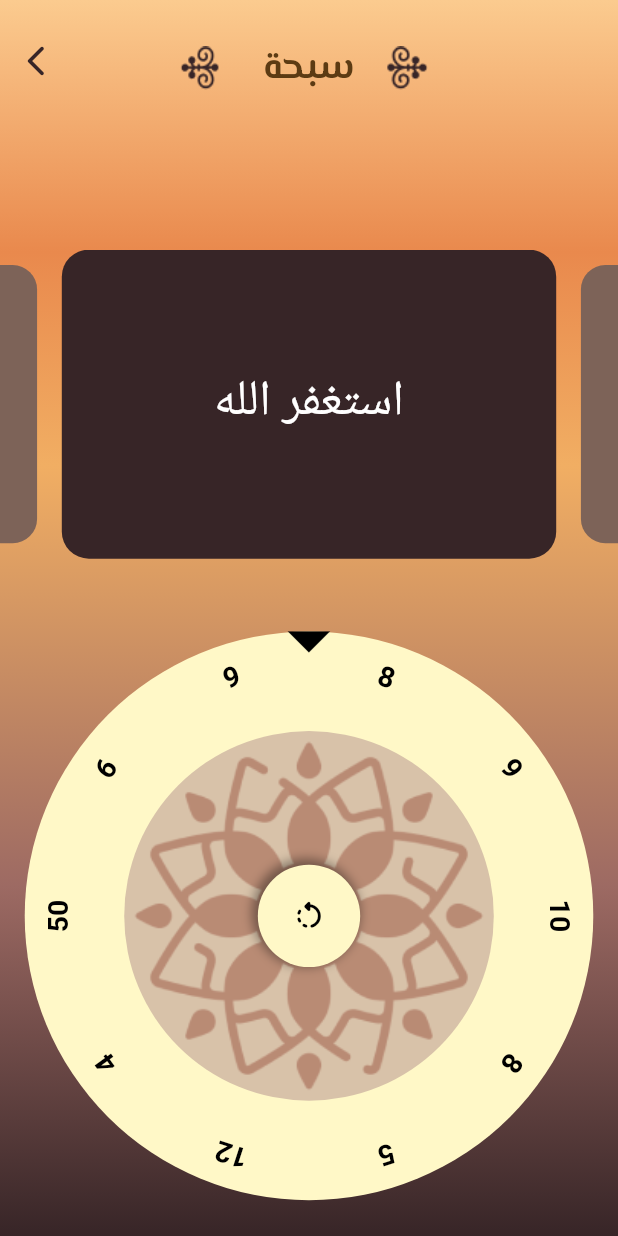
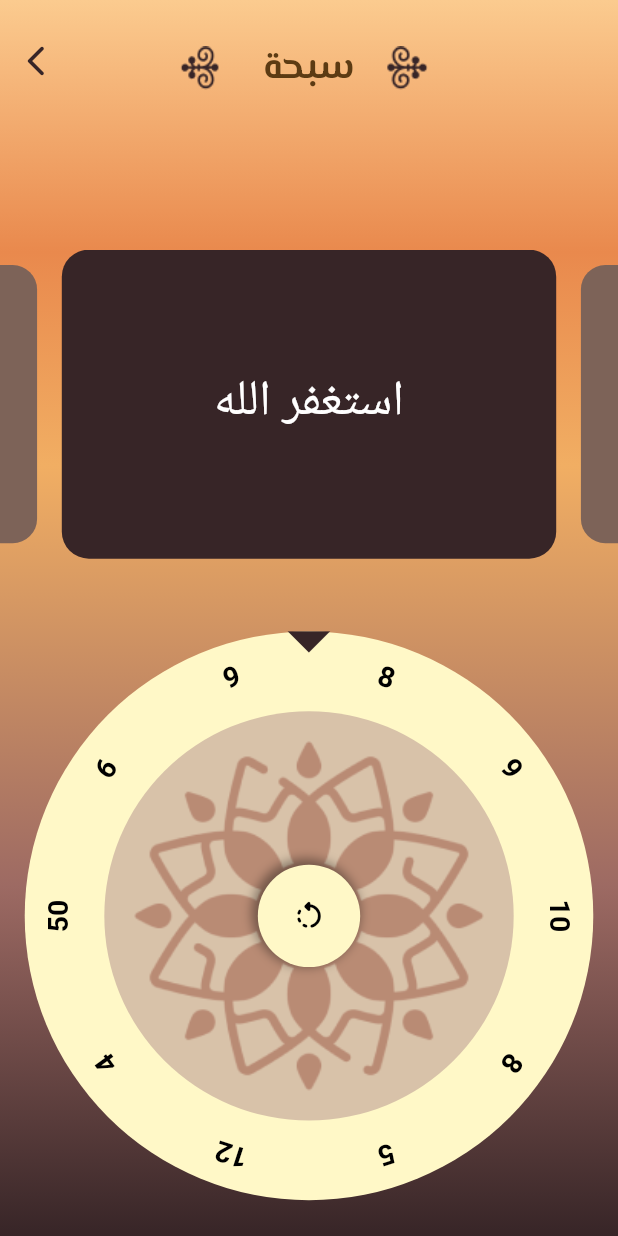
Before and after one commit to SanaAltarabishi/serag, a Flutter app: the IndividualPraisePage screen opened by its route, on a phone screen of 412 x 824 dp. Run offline on Flutter 3.47's test engine with Material 3 defaults, Android fonts, the phone set to English and light mode, and no system bars; drawn by our look-alikes of flutter_animate; our stand-ins replace go_router.

Commit message:
some fixes

```diff
--- a/lib/features/entryPages/presentation/pages/details_seal_page.dart
+++ b/lib/features/entryPages/presentation/pages/details_seal_page.dart
@@ -23,6 +23,7 @@ class DetailsSealPage extends StatelessWidget {
         ),
         child: SafeArea(
           child: Column(
+            mainAxisAlignment: MainAxisAlignment.center,
             children: [
               SizedBox(
                 height: context.screenHeight * 0.02,
--- a/lib/features/entryPages/presentation/pages/individual_praise_page.dart
+++ b/lib/features/entryPages/presentation/pages/individual_praise_page.dart
@@ -111,6 +111,7 @@ class _IndividualPraisePageState extends State<IndividualPraisePage> {
                 height: context.screenHeight * 0.03,
               ),
               StackWheel(
+                isDarkTheme: isDarkTheme,
                 indexList: indexList,
                 scrollPosition: scrollPosition,
                 remaining: remaining,
--- a/lib/features/entryPages/presentation/widgets/details_seal_widget/container_title.dart
+++ b/lib/features/entryPages/presentation/widgets/details_seal_widget/container_title.dart
@@ -18,7 +18,8 @@ class TitleContainer extends StatelessWidget {
 
   @override
   Widget build(BuildContext context) {
-    return Center(
+    return Padding(
+      padding: EdgeInsets.only(right: context.screenWidth * 0.04),
       child: Stack(
         clipBehavior: Clip.none,
         children: [
--- a/lib/features/entryPages/presentation/widgets/individual_praise_widgets/stack_wheel.dart
+++ b/lib/features/entryPages/presentation/widgets/individual_praise_widgets/stack_wheel.dart
@@ -15,6 +15,7 @@ class StackWheel extends StatelessWidget {
   final Function(DragStartDetails) onHorizontalDragStart;
   final ValueListenable<bool> valueListenable;
   final void Function() onTap;
+  final bool isDarkTheme;
   const StackWheel(
       {super.key,
       required this.indexList,
@@ -23,7 +24,8 @@ class StackWheel extends StatelessWidget {
       required this.valueListenable,
       required this.onVerticalDragStart,
       required this.onHorizontalDragStart,
-      required this.onTap});
+      required this.onTap,
+      required this.isDarkTheme});
 
   @override
   Widget build(BuildContext context) {
@@ -31,12 +33,14 @@ class StackWheel extends StatelessWidget {
       child: Center(
         child: InkWell(
           onTap: onTap,
-          child: LayoutBuilder(builder: (context, constraints) {
+          child: LayoutBuilder(
+            builder: (context, constraints) {
               const maxContainerSize = 400.0;
-            final containerSize = constraints.maxWidth * 0.92 > maxContainerSize
+              final containerSize =
+                  constraints.maxWidth * 0.92 > maxContainerSize
                       ? maxContainerSize
                       : constraints.maxWidth * 0.92;
-            final imageSize = containerSize * 0.65;
+              final imageSize = containerSize * 0.72;
               final iconSize = containerSize * 0.18;
               return Stack(
                 clipBehavior: Clip.none,
@@ -46,7 +50,8 @@ class StackWheel extends StatelessWidget {
                     onVerticalDragStart: onVerticalDragStart,
                     onHorizontalDragStart: onHorizontalDragStart,
                     child: Container(
-                    width: containerSize, //context.screenHeight * 0.45, //357,
+                      width:
+                          containerSize, //context.screenHeight * 0.45, //357,
                       height: containerSize, //context.screenHeight * 0.45,
                       padding: const EdgeInsets.all(5),
                       decoration: const BoxDecoration(
@@ -72,7 +77,8 @@ class StackWheel extends StatelessWidget {
                               .animate(
                                 target: started ? 1 : 0,
                                 onPlay: (controller) => controller.reverse(),
-                              onComplete: (controller) => debugPrint('complet'),
+                                onComplete: (controller) =>
+                                    debugPrint('complet'),
                               )
                               .shake(hz: 3);
                         },
@@ -139,15 +145,18 @@ class StackWheel extends StatelessWidget {
                   ),
                   Positioned(
                     top: -iconSize / 2.4, //-context.screenHeight * 0.02,
-                  child: Icon(
-                    Icons.arrow_drop_down,
+                    child: Icon(Icons.arrow_drop_down,
                         size: iconSize, //context.screenWidth * 0.08,
-                    color: AppColors.blackColor,
+                        color: isDarkTheme
+                            ? AppColors.darkDialog
+                            : AppColors
+                                .lightGradientEnd // AppColors.blackColor,
                         ),
                   ),
                 ],
               );
-          }),
+            },
+          ),
         ),
       ),
     );
--- a/lib/features/entryPages/presentation/widgets/praise_session/praise_form_container.dart
+++ b/lib/features/entryPages/presentation/widgets/praise_session/praise_form_container.dart
@@ -136,12 +136,12 @@ class _PraiseFormContainerState extends State<PraiseFormContainer> {
               thumbColor: AppColors.containerColor,
               activeColor: widget.isDarkTheme
                   ? AppColors.darkShareContainer
-                  : AppColors.lightGradientMiddle3,
+                  : AppColors.lightShareContainer,
               value: _sliderValue,
               min: 0,
               max: 20,
               divisions: 20,
-              label: 'Value:${_calculateValue(_sliderValue)}',
+              label: '${_calculateValue(_sliderValue)}',
               onChanged: (value) {
                 setState(() {
                   _sliderValue = value;
--- a/lib/main.dart
+++ b/lib/main.dart
@@ -20,9 +20,9 @@ class MyApp extends StatelessWidget {
       debugShowCheckedModeBanner: false,
       theme: themeProvider.currentTheme,
       themeMode: ThemeMode.system, //! ?
-      routerDelegate: AppRouter.router.routerDelegate,
-      routeInformationParser: AppRouter.router.routeInformationParser,
-      routeInformationProvider: AppRouter.router.routeInformationProvider,
+       routerDelegate: AppRouter.router.routerDelegate,
+       routeInformationParser: AppRouter.router.routeInformationParser,
+       routeInformationProvider: AppRouter.router.routeInformationProvider,
       // home: const SplashScreen(),
     );
   }
```
Also changed, not shown: lib/features/entryPages/presentation/pages/splash_screen.dart (+10 -10 lines). Lines whose indentation alone changed are shown as unchanged.
